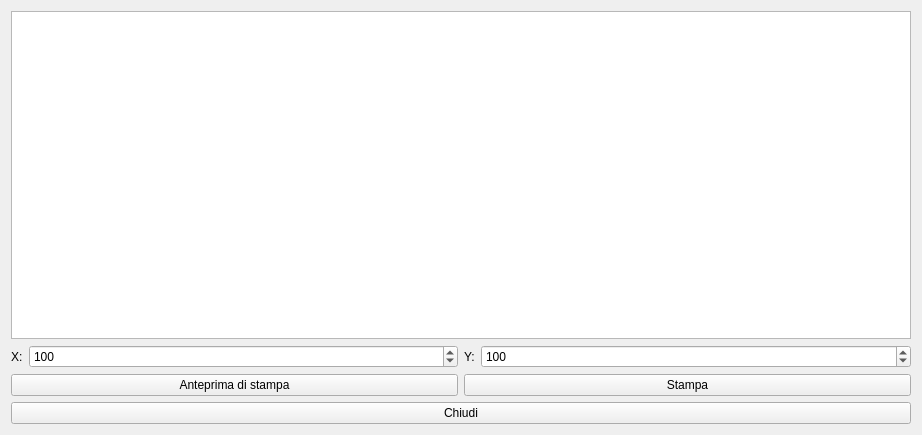
Before: the Qt Designer form hprint.ui in fblabs/hamlet-mod-sancon, drawn with Qt 5.
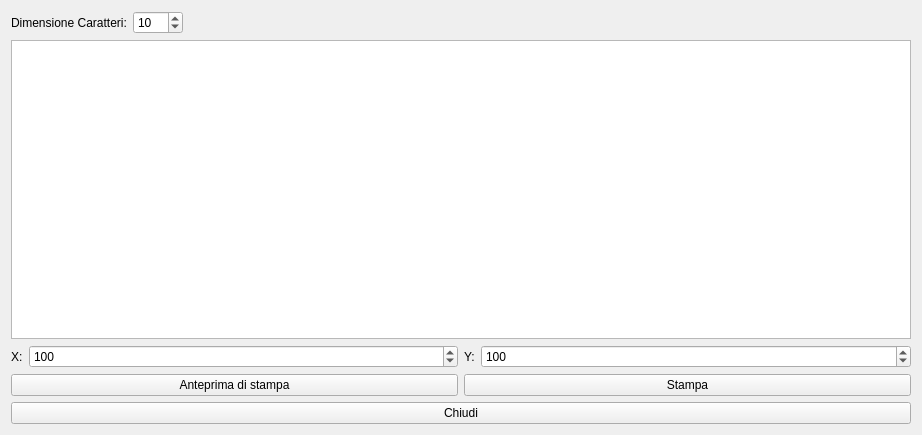
After: the same form once the commit is applied. Icons and pictures are not drawn.

```diff
--- a/hprint.ui
+++ b/hprint.ui
@@ -29,6 +29,36 @@
   <layout class="QVBoxLayout" name="verticalLayout_2">
    <item>
     <layout class="QVBoxLayout" name="verticalLayout">
+     <item>
+      <layout class="QFormLayout" name="formLayout_3">
+       <item row="0" column="0">
+        <widget class="QLabel" name="label_3">
+         <property name="maximumSize">
+          <size>
+           <width>16777215</width>
+           <height>16777215</height>
+          </size>
+         </property>
+         <property name="text">
+          <string>Dimensione Caratteri:</string>
+         </property>
+        </widget>
+       </item>
+       <item row="0" column="1">
+        <widget class="QSpinBox" name="spCharSize">
+         <property name="maximumSize">
+          <size>
+           <width>50</width>
+           <height>16777215</height>
+          </size>
+         </property>
+         <property name="value">
+          <number>10</number>
+         </property>
+        </widget>
+       </item>
+      </layout>
+     </item>
      <item>
       <widget class="QTextEdit" name="textEdit">
        <property name="sizePolicy">
```
